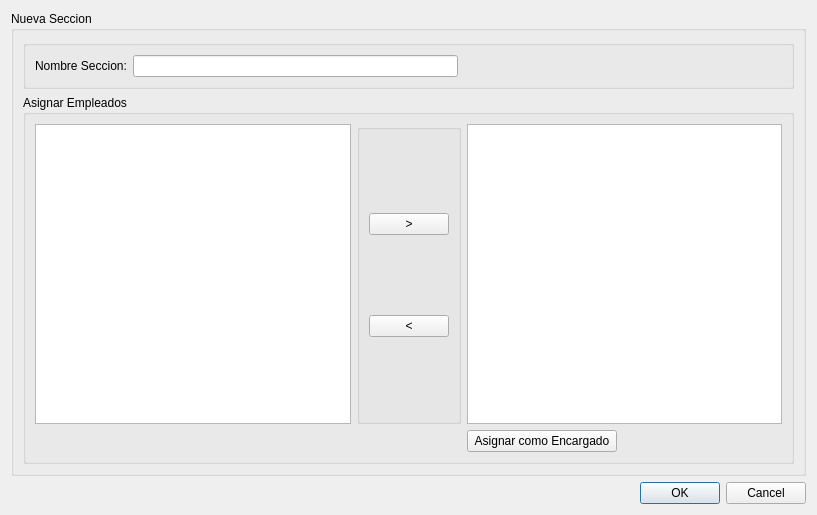
Before: the Qt Designer form src/ui/DialogAltaSeccion.ui in guilleurrutia10/division-transporte, drawn with Qt 5.
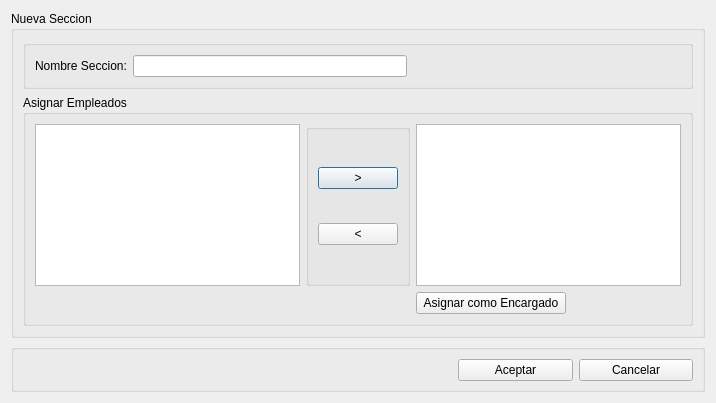
After: the same form once the commit is applied.

Commit message: modificaciones ui con group box

```diff
--- a/src/ui/DialogAltaSeccion.ui
+++ b/src/ui/DialogAltaSeccion.ui
@@ -6,8 +6,8 @@
    <rect>
     <x>0</x>
     <y>0</y>
-    <width>817</width>
-    <height>515</height>
+    <width>716</width>
+    <height>403</height>
    </rect>
   </property>
   <property name="windowTitle">
@@ -116,13 +116,38 @@
     </widget>
    </item>
    <item>
-    <widget class="QDialogButtonBox" name="buttonBox">
-     <property name="orientation">
-      <enum>Qt::Horizontal</enum>
+    <widget class="QGroupBox" name="groupBoxButtonBox">
+     <property name="title">
+      <string/>
      </property>
-     <property name="standardButtons">
-      <set>QDialogButtonBox::Cancel|QDialogButtonBox::Ok</set>
-     </property>
+     <layout class="QHBoxLayout" name="horizontalLayout_2">
+      <property name="leftMargin">
+       <number>444</number>
+      </property>
+      <property name="topMargin">
+       <number>9</number>
+      </property>
+      <property name="rightMargin">
+       <number>9</number>
+      </property>
+      <property name="bottomMargin">
+       <number>8</number>
+      </property>
+      <item>
+       <widget class="QPushButton" name="pushButtonAceptar">
+        <property name="text">
+         <string>Aceptar</string>
+        </property>
+       </widget>
+      </item>
+      <item>
+       <widget class="QPushButton" name="pushButtonCancelar">
+        <property name="text">
+         <string>Cancelar</string>
+        </property>
+       </widget>
+      </item>
+     </layout>
     </widget>
    </item>
   </layout>
```
Left out of the diff: 35 changed lines with no effect on the pictures. The commit also changes 5 other files.
